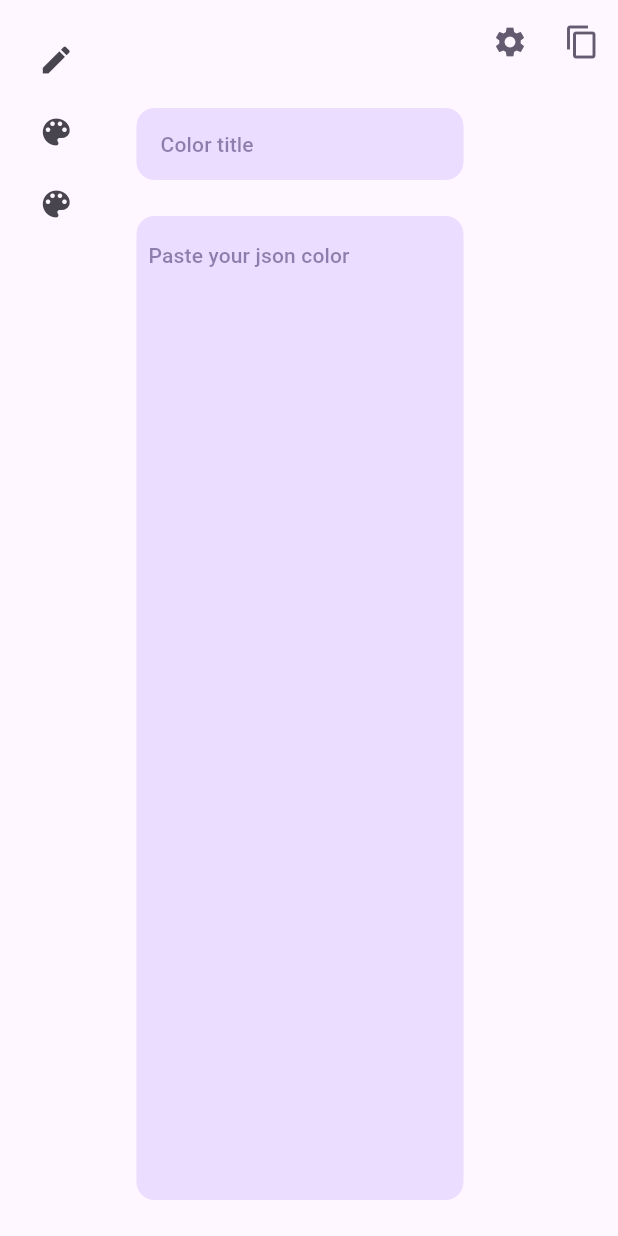
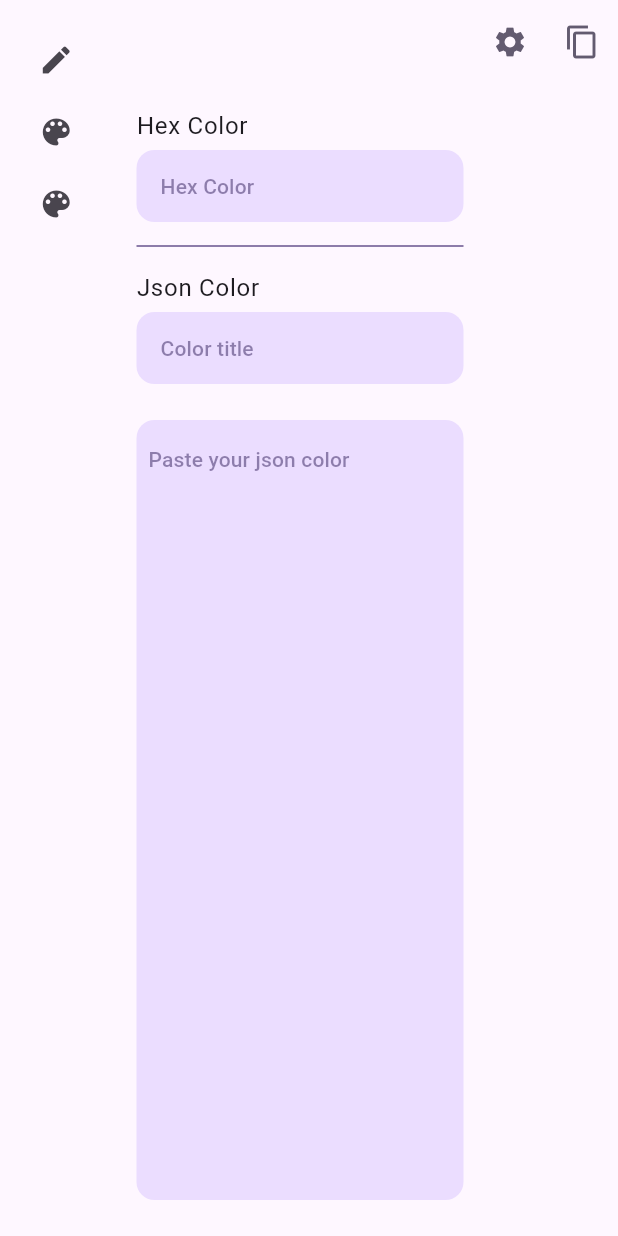
Before and after one commit to saleem72/color_extractor, a Flutter app: the screen it shows after launch, on a phone screen of 412 x 824 dp. Run offline on Flutter 3.47's test engine with Material 3 defaults, Android fonts, the light colour scheme and no system bars; our stand-ins replace dartz, equatable, flutter_bloc, flutter_colorpicker.

Commit message:
hex to material

```diff
--- a/lib/core/domain/models/app_color.dart
+++ b/lib/core/domain/models/app_color.dart
@@ -1,5 +1,6 @@
 //
 
+import 'package:color_extractor/core/extensions/color_extension.dart';
 import 'package:equatable/equatable.dart';
 import 'package:flutter/material.dart';
 
@@ -19,8 +20,17 @@ class AppColor extends Equatable {
   @override
   List<Object?> get props => [hex];
 
-  Color get color => Color(int.parse(hex));
+  Color get color => Color(int.tryParse(hex) ?? 0);
 
   String colorSyntax(String title) =>
       'static const Color $title$value = Color($hex);';
+
+  factory AppColor.fromColor(Color color, int value) {
+    return AppColor(
+      hex: '0xFF${color.hex}',
+      rgb: 'RGB(red: ${color.red}, green: ${color.green}, blue: ${color.blue})',
+      token: '',
+      value: value,
+    );
+  }
 }
--- /dev/null
+++ b/lib/core/domain/models/contrast_level.dart
@@ -0,0 +1,45 @@
+//
+
+import 'package:flutter/material.dart';
+
+enum ContrastLevel {
+  veryPoor,
+  poor,
+  good,
+  veryGood,
+  excellent;
+
+  factory ContrastLevel.fromValue(double value) => switch (value) {
+        < 3 => ContrastLevel.veryPoor,
+        < 4.5 => ContrastLevel.poor,
+        < 7 => ContrastLevel.good,
+        < 12 => ContrastLevel.veryGood,
+        double() => ContrastLevel.excellent,
+      };
+
+  Color get color => switch (this) {
+        ContrastLevel.veryPoor => const Color(0xFFFBD0DA),
+        ContrastLevel.poor => const Color(0xFFFBD0DA),
+        ContrastLevel.good => const Color(0xFFFBF5D0),
+        ContrastLevel.veryGood => const Color(0xFFD2FBD0),
+        ContrastLevel.excellent => const Color(0xFFD2FBD0),
+      };
+
+  Color get onColor => switch (this) {
+        ContrastLevel.veryPoor => const Color(0xFF5F071C),
+        ContrastLevel.poor => const Color(0xFF5F071C),
+        ContrastLevel.good => const Color(0xFF5F5207),
+        ContrastLevel.veryGood => const Color(0xFF0D5F07),
+        ContrastLevel.excellent => const Color(0xFF0D5F07),
+      };
+
+  String get label => switch (this) {
+        ContrastLevel.veryPoor => 'Very Poor',
+        ContrastLevel.poor => 'Poor',
+        ContrastLevel.good => 'Good',
+        ContrastLevel.veryGood => 'Very Good',
+        ContrastLevel.excellent => 'Super',
+      };
+
+  //
+}
--- a/lib/features/home_screen/data/repository/home_repository.dart
+++ b/lib/features/home_screen/data/repository/home_repository.dart
@@ -3,6 +3,9 @@
 import 'package:collection/collection.dart';
 import 'package:color_extractor/core/data/dtos/material_color_dto.dart';
 import 'package:color_extractor/core/domain/models/app_color.dart';
+import 'package:color_extractor/core/extensions/color_extension.dart';
+import 'package:color_extractor/core/extensions/color_to_material/color_extension.dart';
+import 'package:color_extractor/features/home_screen/domain/models/color_type.dart';
 import 'package:dartz/dartz.dart';
 import 'package:my_core/my_core.dart';
 
@@ -14,6 +17,19 @@ class HomeRepository {
       return right(colors);
     } catch (error) {
       return left(Failure(error.toString()));
+    }
+  }
+
+  Either<Failure, List<AppColor>> decodeHex(String hex) {
+    try {
+      final color = hex.toColor().toMaterialColor();
+      final shades = color.shades;
+
+      final colors = shades.asMap().map((index, e) => MapEntry(
+          colorDegrees[index], AppColor.fromColor(e, colorDegrees[index])));
+      return right(colors.values.toList());
+    } catch (e) {
+      return left(Failure(e.toString()));
     }
   }
 
--- a/lib/features/home_screen/presentation/widgets/color_json_to_pallet.dart
+++ b/lib/features/home_screen/presentation/widgets/color_json_to_pallet.dart
@@ -79,6 +79,10 @@ class ColorJsonToPallet extends StatelessWidget {
                   itemBuilder: (BuildContext context, int index) {
                     final color = state.colors[index];
                     return AppColorCard(color: color);
+                    // return Container(
+                    //   height: 50,
+                    //   color: Colors.green,
+                    // );
                   },
                 ),
               ),
@@ -92,7 +96,31 @@ class ColorJsonToPallet extends StatelessWidget {
   Widget _inputSection(BuildContext context) {
     final bloc = context.read<HomeBloc>();
     return Column(
+      crossAxisAlignment: CrossAxisAlignment.start,
       children: [
+        Text(
+          'Hex Color',
+          style: context.textTheme.bodyLarge,
+        ),
+        const SizedBox(height: 4),
+        AppTextField(
+          controller: bloc.hexInput,
+          backgroundColor: context.colorScheme.primaryContainer,
+          onChanged: (value) => (value) => context
+              .read<HomeBloc>()
+              .add(HomeColorTitleChangedEvent(value: value)),
+          hint: 'Hex Color',
+        ),
+        const SizedBox(height: 8),
+        Divider(
+          color: context.colorScheme.primary,
+        ),
+        const SizedBox(height: 8),
+        Text(
+          'Json Color',
+          style: context.textTheme.bodyLarge,
+        ),
+        const SizedBox(height: 4),
         AppTextField(
           controller: bloc.colorTitle,
           backgroundColor: context.colorScheme.primaryContainer,
--- a/pubspec.yaml
+++ b/pubspec.yaml
@@ -42,7 +42,6 @@ dependencies:
   google_fonts: ^5.1.0
   equatable: ^2.0.5
   flutter_colorpicker: ^1.1.0
-  downloadsfolder: ^1.1.0
   my_core:
     path: packages/my_core
 
```
Also changed, not shown: lib/core/extensions/color_to_material/color_extension.dart (+30 -0 lines), lib/features/home_screen/presentation/blocs/home_bloc/home_bloc.dart (+8 -0 lines), lib/features/home_screen/presentation/widgets/color_variations_view.dart (+7 -4 lines), lib/features/home_screen/presentation/widgets/contrast_calculator_view.dart (added, +133 -0 lines), pubspec.lock, 4 other files.
